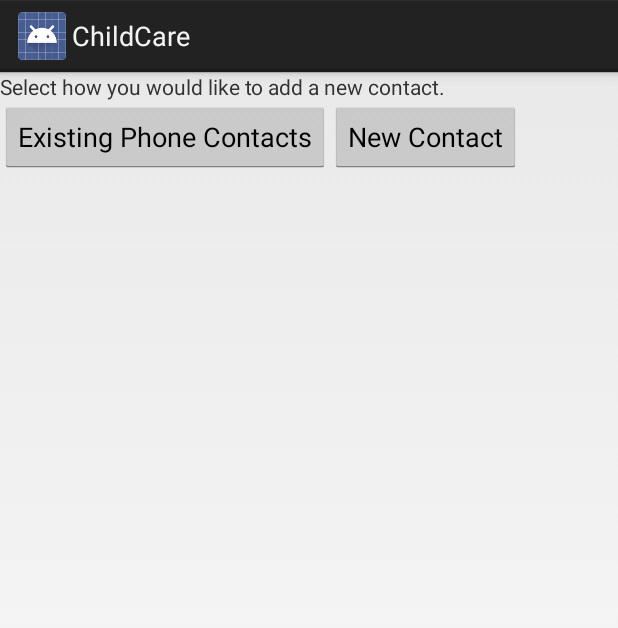
After one commit to buypolarbear/childcareapp-1, an Android app: the layout add_contact_layout.xml on its own in the app's theme, with its tools: preview values and no code run, on a phone screen of 412 x 824 dp. The commit adds this screen. Shown: the top 628 px of the screen. Run offline under Robolectric (Android 15) with nearby library versions, the phone set to English and light mode, and no system bars.

Commit message:
added parts of the contacts loader

```diff
--- a/app/src/main/AndroidManifest.xml
+++ b/app/src/main/AndroidManifest.xml
@@ -17,4 +17,5 @@
         </activity>
     </application>
     <uses-permission android:name="android.permission.INTERNET" />
+    <uses-permission android:name="android.permission.READ_CONTACTS" />
 </manifest>
--- /dev/null
+++ b/app/src/main/res/layout/add_contact_layout.xml
@@ -0,0 +1,28 @@
+<?xml version="1.0" encoding="utf-8"?>
+
+<LinearLayout xmlns:android="http://schemas.android.com/apk/res/android"
+    android:orientation="vertical" android:layout_width="match_parent"
+    android:layout_height="match_parent">
+
+    <TextView
+        android:layout_width="wrap_content"
+        android:layout_height="wrap_content"
+        android:text="Select how you would like to add a new contact."/>
+
+    <LinearLayout
+        android:layout_width="wrap_content"
+        android:layout_height="wrap_content"
+        android:orientation="horizontal">
+    <Button
+        android:layout_width="wrap_content"
+        android:layout_height="wrap_content"
+        android:id="@+id/contactsButton"
+        android:text="Existing Phone Contacts"/>
+
+    <Button
+        android:layout_width="wrap_content"
+        android:layout_height="wrap_content"
+        android:id="@+id/customButton"
+        android:text="New Contact"/>
+    </LinearLayout>
+</LinearLayout>
--- /dev/null
+++ b/app/src/main/res/layout/contacts_list_item.xml
@@ -0,0 +1,6 @@
+<?xml version="1.0" encoding="utf-8"?>
+<TextView xmlns:android="http://schemas.android.com/apk/res/android"
+    android:id="@android:id/text1"
+    android:layout_width="match_parent"
+    android:layout_height="wrap_content"
+    android:clickable="true"/>
--- /dev/null
+++ b/app/src/main/res/layout/contacts_list_view.xml
@@ -0,0 +1,5 @@
+<?xml version="1.0" encoding="utf-8"?>
+<ListView xmlns:android="http://schemas.android.com/apk/res/android"
+    android:id="@android:id/list"
+    android:layout_width="match_parent"
+    android:layout_height="match_parent"/>
--- a/app/src/main/res/layout/drawer_list_item.xml
+++ b/app/src/main/res/layout/drawer_list_item.xml
@@ -2,5 +2,6 @@
     android:layout_height="wrap_content"
     android:layout_width="wrap_content"
     xmlns:android="http://schemas.android.com/apk/res/android"
-    android:textSize="14pt">
+    android:textSize="14pt"
+    android:textColor="@android:color/white">
 </TextView>
```
Also changed, not shown: app/src/main/java/com/finalproject/cs4962/childcare/ContactsFragment.java (added, +89 -0 lines), app/src/main/java/com/finalproject/cs4962/childcare/MainActivity.java (+19 -0 lines), app/src/main/java/com/finalproject/cs4962/childcare/PageFragment.java (+10 -1 lines).
